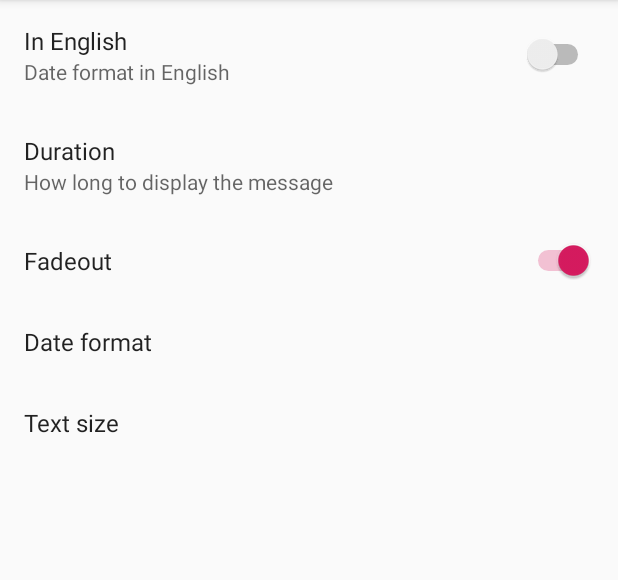
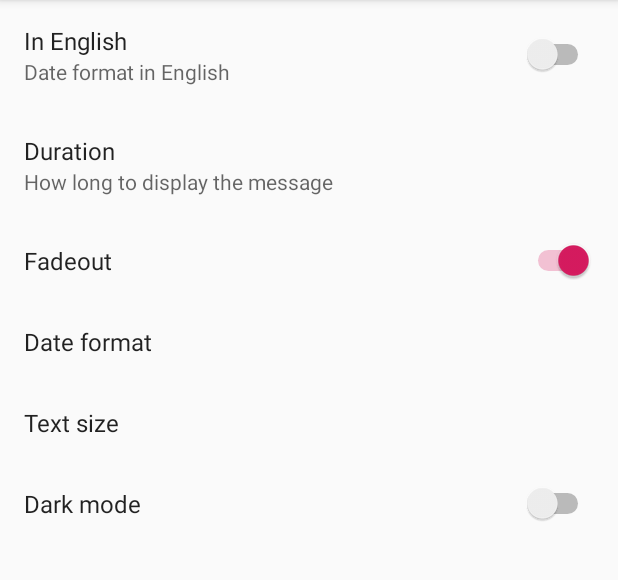
Before and after one commit to 75py/Bashful-Clock, an Android app: the screen it shows after launch (SettingsActivity), on a phone screen of 412 x 824 dp, the part 84-664 px from its top. Run offline under Robolectric (Android 15) with nearby library versions, the phone set to English and light mode, and no system bars; our stand-ins replace Dagger/Hilt's generated code, Timber, androidx.preference; libraries missing offline, so code that uses them is left out: com.crashlytics.android, com.google.android.gms, io.fabric.sdk; 10 statements that could not run were skipped.

Commit message:
Add “Dark mode” option

```diff
--- a/app/src/main/res/layout/overlay_clock.xml
+++ b/app/src/main/res/layout/overlay_clock.xml
@@ -16,11 +16,11 @@
                 android:id="@+id/clockTextView"
                 android:layout_width="match_parent"
                 android:layout_height="wrap_content"
-                android:background="@android:color/black"
+                tools:background="@android:color/black"
                 android:gravity="center"
                 android:padding="8dp"
                 android:textAppearance="@style/TextAppearance.AppCompat.Large"
-                android:textColor="@android:color/white"
+                tools:textColor="@android:color/white"
                 android:text="@{text}"
                 tools:text="2018/10/01 12:34:56"/>
 
--- a/app/src/main/res/xml/pref_general.xml
+++ b/app/src/main/res/xml/pref_general.xml
@@ -39,4 +39,10 @@
         android:title="@string/pref_title_text_size"
         app:iconSpaceReserved="false" />
 
+    <SwitchPreference
+            android:defaultValue="@bool/pref_default_value_dark_mode"
+            android:key="@string/pref_key_dark_mode"
+            android:title="@string/pref_title_dark_mode"
+            app:iconSpaceReserved="false" />
+
 </PreferenceScreen>
--- a/domain/usersettings/src/main/java/com/nagopy/android/bashfulclock/usersettings/UserSettings.kt
+++ b/domain/usersettings/src/main/java/com/nagopy/android/bashfulclock/usersettings/UserSettings.kt
@@ -20,6 +20,8 @@ interface UserSettings {
 
     val textSizeExtraLarge: String
 
+    val darkMode: Boolean
+
     fun isUserSettingsKey(key: String?): Boolean
 
     var y: Int
--- a/domain/usersettings/src/main/res/values/strings.xml
+++ b/domain/usersettings/src/main/res/values/strings.xml
@@ -52,4 +52,8 @@
         <item>@string/pref_entryValues_text_size_xlarge</item>
     </string-array>
     <string name="pref_default_value_text_size" translatable="false">@string/pref_entryValues_text_size_medium</string>
+
+    <string name="pref_title_dark_mode">Dark mode</string>
+    <string name="pref_key_dark_mode" translatable="false">dark_mode</string>
+    <bool name="pref_default_value_dark_mode">false</bool>
 </resources>
```
Also changed, not shown: app/src/main/java/com/nagopy/android/bashfulclock/app/OverlayClock.kt (+12 -13 lines), domain/usersettings/src/main/java/com/nagopy/android/bashfulclock/usersettings/internal/UserSettingsImpl.kt (+7 -1 lines), 1 other file.
